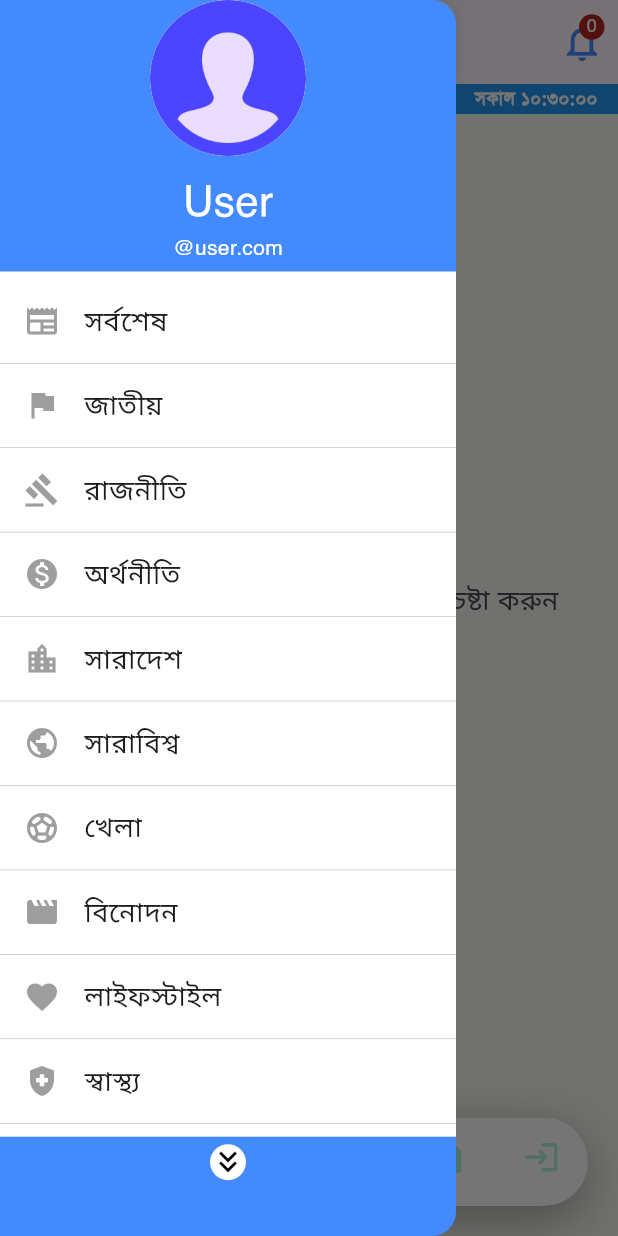
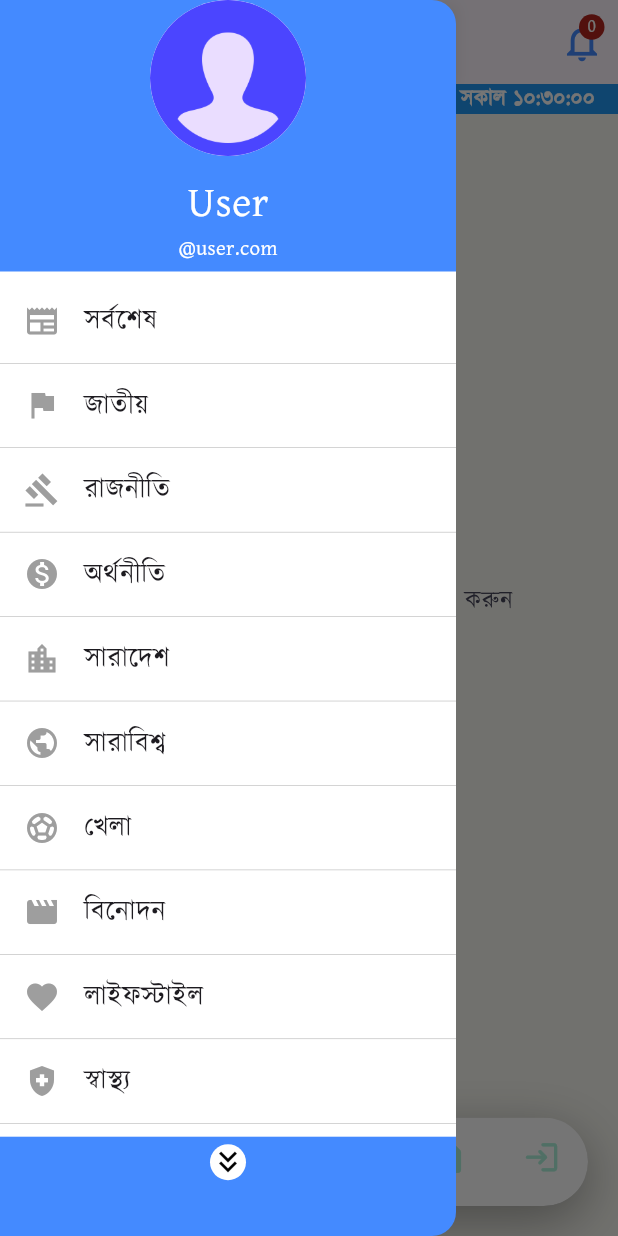
Before and after one commit to pritom1424/dhakaprokash_flutter, a Flutter app: the screen it shows after launch, with the side drawer open, on a phone screen of 412 x 824 dp. Run offline on Flutter 3.47's test engine with Material 3 defaults, Android fonts, the phone set to English and light mode, and no system bars; drawn by our look-alikes of avatar_glow; our stand-ins replace flutter_widget_from_html_core, loading_animation_widget, speech_to_text, sqflite, timer_builder, youtube_player_flutter; accounts and stored records are empty; network calls fail; project files that could hold a hidden picture were left out.

Commit message:
digital clock updated. font set

```diff
--- a/lib/Utils/generic_vars/generic_vars.dart
+++ b/lib/Utils/generic_vars/generic_vars.dart
@@ -120,7 +120,7 @@ class GenericVars {
     "সারাদেশ ডেস্ক": null,
   };
   static String currentSearchString = "";
-  static String currenFontFamily = "Helvetica"; //"Shurjo-un-regular";
+  static String currenFontFamily = "Kalpurush"; //"Shurjo-un-regular";
   //"SolaimanLipi"; //"Raleway"//"NotoSerif-Regular";
 
   static double scrollOffset = 0;
--- a/lib/Views/pages/newspage_view/detailedpost_view.dart
+++ b/lib/Views/pages/newspage_view/detailedpost_view.dart
@@ -182,6 +182,7 @@ class DetailedPostView extends StatelessWidget {
                               isScroll: false,
                               elevation: 0,
                               itemHeight: 0.23,
+                              isReplace: true,
                             );
 
                       /*  CategoryGridWidgetSpecial(
--- a/lib/Views/widgets/cat_widgets/category_photo_grid_widget.dart
+++ b/lib/Views/widgets/cat_widgets/category_photo_grid_widget.dart
@@ -144,6 +144,8 @@ class _CategoryPhotoGridWidgetState extends State<CategoryPhotoGridWidget> {
                                         child: Text(
                                           widget.dhakaprokashModels[index]
                                               .albumName,
+                                          overflow: TextOverflow.ellipsis,
+                                          maxLines: 2,
                                           style: TextStyle(fontSize: 18),
                                         ),
                                       ))
--- a/lib/Views/widgets/cat_widgets/categorygrid_widget_reg.dart
+++ b/lib/Views/widgets/cat_widgets/categorygrid_widget_reg.dart
@@ -26,6 +26,7 @@ class CategoryGridWidgetRegular extends StatefulWidget {
   final bool isScroll;
   final double elevation;
   final double? itemHeight;
+  final bool? isReplace;
 
   const CategoryGridWidgetRegular(
       {super.key,
@@ -37,6 +38,7 @@ class CategoryGridWidgetRegular extends StatefulWidget {
       required this.didDescriptionShow,
       required this.isScroll,
       required this.elevation,
+      this.isReplace,
       this.itemHeight});
 
   @override
@@ -78,6 +80,7 @@ class _CategoryGridWidgetState extends State<CategoryGridWidgetRegular> {
           scrollDirection:
               (widget.didAxisHorizontal) ? Axis.horizontal : Axis.vertical,
           itemBuilder: (ctx, index) => CategoryGridTile(
+                isReplace: widget.isReplace,
                 id: widget.dhakaprokashModels[index].contentId ?? -1,
                 tags: tags ?? [], //widget.dhakaprokashModels[index].tags,
                 imageCaption: "caption",
--- a/lib/Views/widgets/cat_widgets/categorylist_tile.dart
+++ b/lib/Views/widgets/cat_widgets/categorylist_tile.dart
@@ -78,7 +78,10 @@ class CategoryListTile extends StatelessWidget {
                   children: [
                     Text(
                       //newsTitle,
-                      StringLimiter().limitString(newsTitle, 50),
+                      newsTitle,
+                      maxLines: 2,
+                      overflow: TextOverflow.ellipsis,
+                      // StringLimiter().limitString(newsTitle, 50),
                       style: Theme.of(context).textTheme.titleSmall,
                       textAlign: TextAlign.left,
                     ),
--- a/lib/Views/widgets/digital_clock.dart
+++ b/lib/Views/widgets/digital_clock.dart
@@ -11,10 +11,8 @@ class DigitalClockWidget extends StatelessWidget {
   String getSystemTime() {
     var now = DateTime.now();
     String dateString = DateFormat(null, "Bn").add_jms().format(now);
-    dateString = timeName(now) +
-        " " +
-        dateString.replaceAll(
-            RegExp(r'\b(?:AM|PM)\b', caseSensitive: false), '');
+    dateString =
+        "${timeName(now)} ${dateString.replaceAll(RegExp(r'\b(?:AM|PM)\b', caseSensitive: false), '')}";
     return dateString;
   }
 
@@ -44,7 +42,38 @@ class DigitalClockWidget extends StatelessWidget {
         "${Bongabdo.fromDate(DateTime.now()).bDay}-${Bongabdo.fromDate(DateTime.now()).bMonth}-${Bongabdo.fromDate(DateTime.now()).bYear}";
 
     String englishDate = DateFormat.yMMMMEEEEd("Bn").format(DateTime.now());
-    return TimerBuilder.periodic(Duration(seconds: 1), builder: (ctx) {
+
+    return Container(
+      color: Colors.blue,
+      padding: const EdgeInsets.symmetric(horizontal: 10),
+      child: Row(
+        mainAxisAlignment: MainAxisAlignment.start,
+        children: [
+          Text(
+            "$englishDate | $banglaDate",
+            style: TextStyle(
+                fontFamily: GenericVars.currenFontFamily,
+                color: Colors.white,
+                fontSize: 14,
+                fontWeight: FontWeight.bold),
+          ),
+          const Spacer(),
+          TimerBuilder.periodic(const Duration(milliseconds: 1000),
+              builder: (ctx) {
+            return Text(
+              getSystemTime(),
+              style: TextStyle(
+                  fontFamily: GenericVars.currenFontFamily,
+                  color: Colors.white,
+                  fontSize: 14,
+                  fontWeight: FontWeight.bold),
+            );
+          }),
+        ],
+      ),
+    );
+
+    /*TimerBuilder.periodic(Duration(seconds: 1), builder: (ctx) {
       return Container(
         color: Colors.blue,
         padding: EdgeInsets.symmetric(horizontal: 10),
@@ -71,6 +100,7 @@ class DigitalClockWidget extends StatelessWidget {
           ],
         ),
       );
-    });
+    }
+    );*/
   }
 }
--- a/lib/main.dart
+++ b/lib/main.dart
@@ -89,7 +89,7 @@ class MyApp extends StatelessWidget {
                   fontWeight: FontWeight.normal,
                   fontFamily: GenericVars.currenFontFamily,
                   color: kColorScheme.onSecondaryContainer,
-                  fontSize: 18,
+                  fontSize: 16,
                 ),
                 headlineMedium: TextStyle(
                   fontWeight: FontWeight.normal,
--- a/pubspec.yaml
+++ b/pubspec.yaml
@@ -129,6 +129,10 @@ flutter:
       fonts:
       - asset: assets/fonts/Siyam_Rupali-Regular.ttf
 
+    - family: Kalpurush
+      fonts:
+      - asset: assets/fonts/kalpurush.ttf
+
 
 
       #  - asset: assets/fonts/RobotoMono-Bold.ttf
```
Also changed, not shown: lib/Views/widgets/cat_widgets/category_widget_reg.dart (+16 -7 lines), lib/Views/widgets/cat_widgets/category_widget_sp.dart (+9 -3 lines), lib/Views/widgets/cat_widgets/categorygrid_tile.dart (+19 -3 lines), assets/fonts/GolestaBorno-Regular.ttf (added), assets/fonts/NiladriNurUnicode-Regular.ttf (added), assets/fonts/Shamim-Unicode.ttf (added), assets/fonts/kalpurush.ttf (added), assets/fonts/sk_bishal_unicode.ttf (added).
